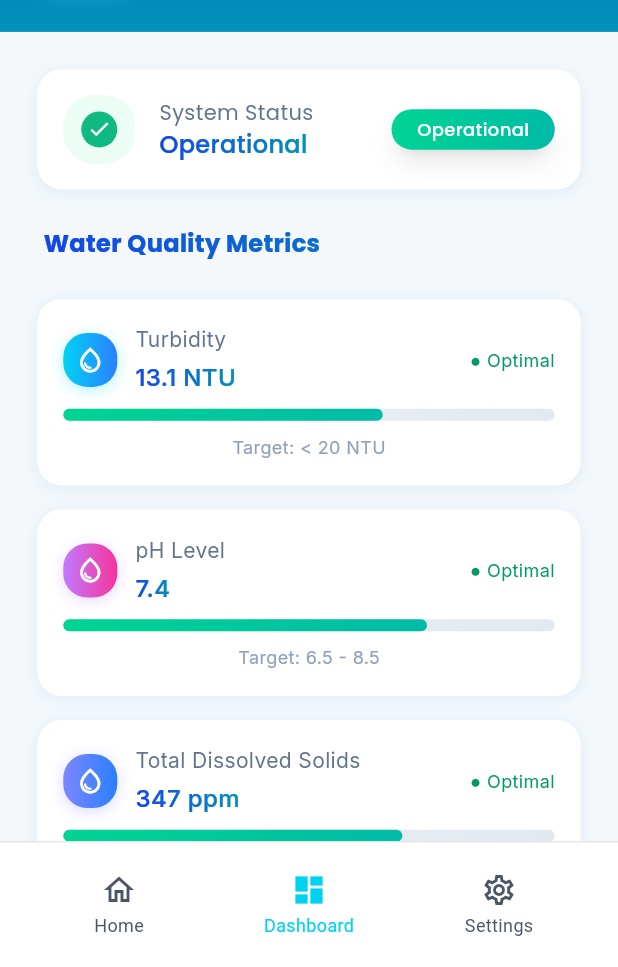
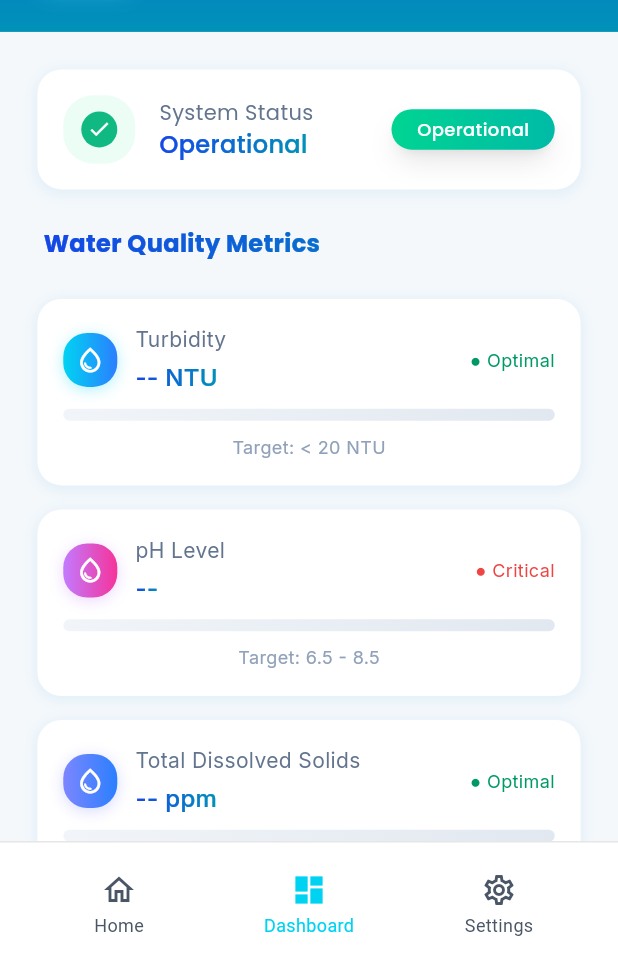
Before and after one commit to adrian-cali/agos, a Flutter app: the DashboardScreen screen opened by its route, on a phone screen of 412 x 824 dp, the part 269-1236 px from its top. Run offline on Flutter 3.47's test engine with Material 3 defaults, Android fonts, the phone set to English and light mode, and no system bars; our stand-ins replace cloud_firestore, firebase_auth, firebase_core, fl_chart, flutter_riverpod, flutter_svg and 1 more; accounts and stored records are empty; Roboto replaces fonts that are missing (Arial).

Commit message:
Live Firestore metric cards in dashboard + WebSocket connect on home + Windows Firebase config

```diff
--- a/agos_app/lib/presentation/screens/dashboard/dashboard_screen.dart
+++ b/agos_app/lib/presentation/screens/dashboard/dashboard_screen.dart
@@ -91,8 +91,58 @@ class _DashboardScreenState extends ConsumerState<DashboardScreen>
     super.dispose();
   }
 
+  // ── helpers ──────────────────────────────────────────────────────────────
+  static const _kDeviceId = 'esp32-sim-001';
+
+  String _qualityStatus(double value, String metric) {
+    switch (metric) {
+      case 'turbidity':
+        if (value < 20) return '● Optimal';
+        if (value < 50) return '● Warning';
+        return '● Critical';
+      case 'ph':
+        if (value >= 6.5 && value <= 8.5) return '● Optimal';
+        if (value >= 5.5 && value <= 9.5) return '● Warning';
+        return '● Critical';
+      case 'tds':
+        if (value < 500) return '● Optimal';
+        if (value < 1000) return '● Warning';
+        return '● Critical';
+      default:
+        return '● Unknown';
+    }
+  }
+
+  Color _statusColor(String status) {
+    if (status.contains('Warning')) return const Color(0xFFF59E0B);
+    if (status.contains('Critical')) return const Color(0xFFEF4444);
+    return const Color(0xFF009966);
+  }
+
+  // ─────────────────────────────────────────────────────────────────────────
   @override
   Widget build(BuildContext context) {
+    // ── Live Firestore sensor data ─────────────────────────────────────────
+    final latestAsync = ref.watch(latestReadingProvider(_kDeviceId));
+    final reading = latestAsync.valueOrNull;
+
+    final turbidityVal  = reading?.turbidity ?? 0.0;
+    final phVal         = reading?.ph ?? 0.0;
+    final tdsVal        = reading?.tds ?? 0.0;
+
+    final turbidityStr  = reading != null ? '${turbidityVal.toStringAsFixed(1)} NTU' : '-- NTU';
+    final phStr         = reading != null ? phVal.toStringAsFixed(1) : '--';
+    final tdsStr        = reading != null ? '${tdsVal.toStringAsFixed(0)} ppm' : '-- ppm';
+
+    final turbidityStatus = _qualityStatus(turbidityVal, 'turbidity');
+    final phStatus        = _qualityStatus(phVal, 'ph');
+    final tdsStatus       = _qualityStatus(tdsVal, 'tds');
+
+    final turbidityProgress = (turbidityVal / 20.0).clamp(0.0, 1.0);
+    final phProgress        = (phVal / 14.0).clamp(0.0, 1.0);
+    final tdsProgress       = (tdsVal / 500.0).clamp(0.0, 1.0);
+    // ──────────────────────────────────────────────────────────────────────
+
     return Scaffold(
       backgroundColor: const Color(0xFFF4F8FB),
       body: SafeArea(
@@ -122,38 +172,41 @@ class _DashboardScreenState extends ConsumerState<DashboardScreen>
                           children: [
                             _buildMetricCard(
                               'Turbidity',
-                              '13.1 NTU',
-                              '● Optimal',
-                              0.65,
+                              turbidityStr,
+                              turbidityStatus,
+                              turbidityProgress,
                               'Target: < 20 NTU',
                               const LinearGradient(
                                 colors: [Color(0xFF00D3F2), Color(0xFF2B7FFF)],
                               ),
                               0.0,
+                              statusColor: _statusColor(turbidityStatus),
                             ),
                             const SizedBox(height: 16),
                             _buildMetricCard(
                               'pH Level',
-                              '7.4',
-                              '● Optimal',
-                              0.74,
+                              phStr,
+                              phStatus,
+                              phProgress,
                               'Target: 6.5 - 8.5',
                               const LinearGradient(
                                 colors: [Color(0xFFC27AFF), Color(0xFFF6339A)],
                               ),
                               0.3,
+                              statusColor: _statusColor(phStatus),
                             ),
                             const SizedBox(height: 16),
                             _buildMetricCard(
                               'Total Dissolved Solids',
-                              '347 ppm',
-                              '● Optimal',
-                              0.69,
+                              tdsStr,
+                              tdsStatus,
+                              tdsProgress,
                               'Target: < 500 ppm',
                               const LinearGradient(
                                 colors: [Color(0xFF7C86FF), Color(0xFF2B7FFF)],
                               ),
                               0.6,
+                              statusColor: _statusColor(tdsStatus),
                             ),
                             const SizedBox(height: 25),
                             _buildSectionTitle('Historical Trends'),
@@ -542,8 +595,9 @@ class _DashboardScreenState extends ConsumerState<DashboardScreen>
     double progress,
     String target,
     LinearGradient iconGradient,
-    double animationDelay,
-  ) {
+    double animationDelay, {
+    Color statusColor = const Color(0xFF009966),
+  }) {
     final animation = Tween<double>(begin: 0, end: 1).animate(
       CurvedAnimation(
         parent: _cardController,
@@ -640,7 +694,7 @@ class _DashboardScreenState extends ConsumerState<DashboardScreen>
                         Text(
                           status,
                           style: TextStyle(
-                            color: const Color(0xFF009966),
+                            color: statusColor,
                             fontSize: 12,
                             fontFamily: 'Inter',
                             fontWeight: FontWeight.w400,
--- a/agos_app/lib/presentation/screens/home/home_screen.dart
+++ b/agos_app/lib/presentation/screens/home/home_screen.dart
@@ -32,6 +32,13 @@ class _HomeScreenState extends ConsumerState<HomeScreen>
       duration: const Duration(milliseconds: 600),
       vsync: this,
     )..forward();
+
+    // Connect WebSocket so tankDataProvider and waterQualityProvider get live data.
+    WidgetsBinding.instance.addPostFrameCallback((_) {
+      try {
+        ref.read(webSocketServiceProvider).connect();
+      } catch (_) {}
+    });
   }
 
   @override
```
